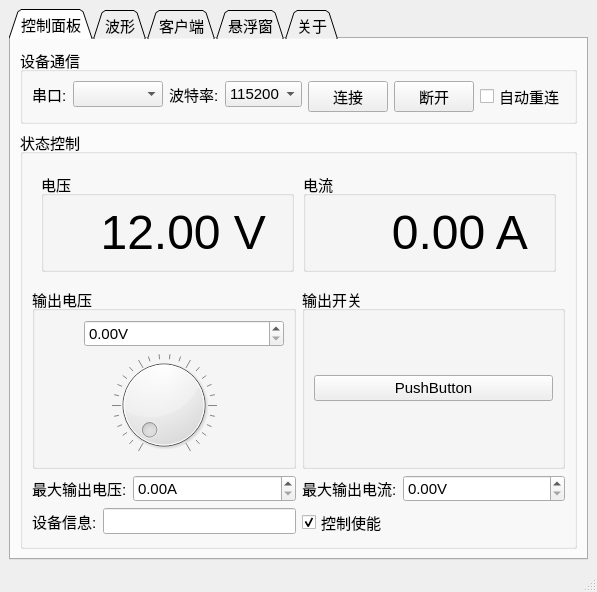
Above: src/views/ui/mainWindow.ui from yanyang517/powerSupplyMaster before the change. Below: the same form after it.
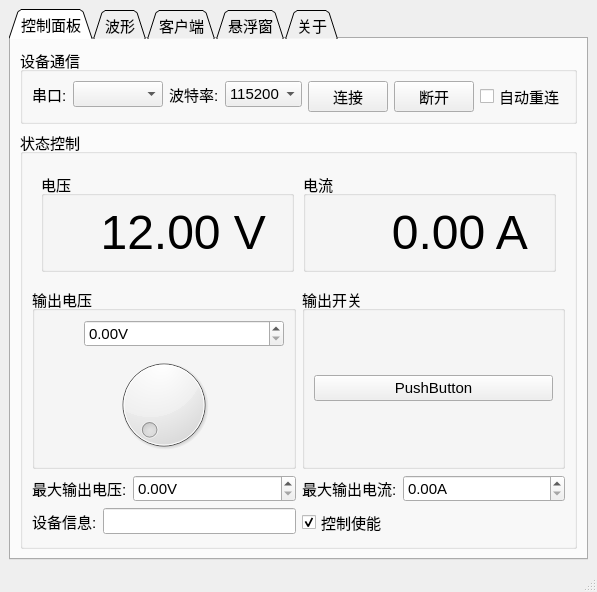
That is the form after the change.

```diff
--- a/src/views/ui/mainWindow.ui
+++ b/src/views/ui/mainWindow.ui
@@ -268,7 +268,7 @@
                 <item>
                  <widget class="QDial" name="voltage_dial">
                   <property name="notchesVisible">
-                   <bool>true</bool>
+                   <bool>false</bool>
                   </property>
                  </widget>
                 </item>
@@ -310,7 +310,7 @@
                <item row="0" column="1">
                 <widget class="QDoubleSpinBox" name="max_voltage_spinbox">
                  <property name="suffix">
-                  <string>A</string>
+                  <string>V</string>
                  </property>
                  <property name="singleStep">
                   <double>0.100000000000000</double>
@@ -331,7 +331,7 @@
                <item row="0" column="1">
                 <widget class="QDoubleSpinBox" name="max_current_spinBox">
                  <property name="suffix">
-                  <string>V</string>
+                  <string>A</string>
                  </property>
                  <property name="singleStep">
                   <double>0.100000000000000</double>
```
Left out of the diff: 11 changed lines with no effect on the pictures.
